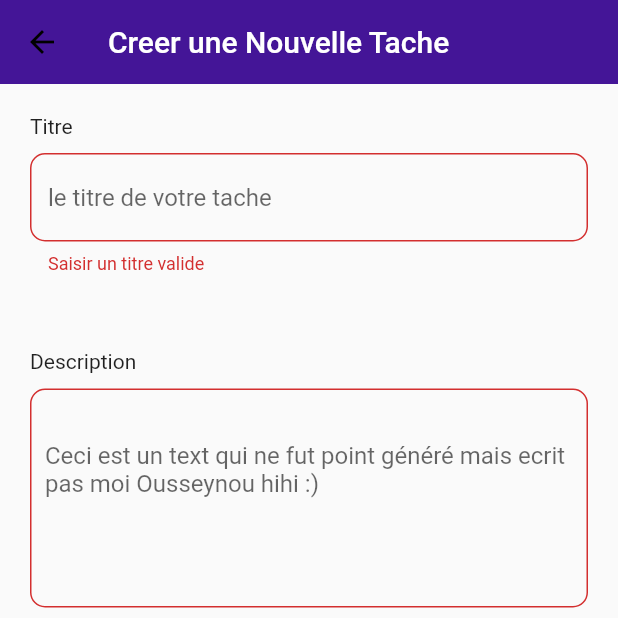
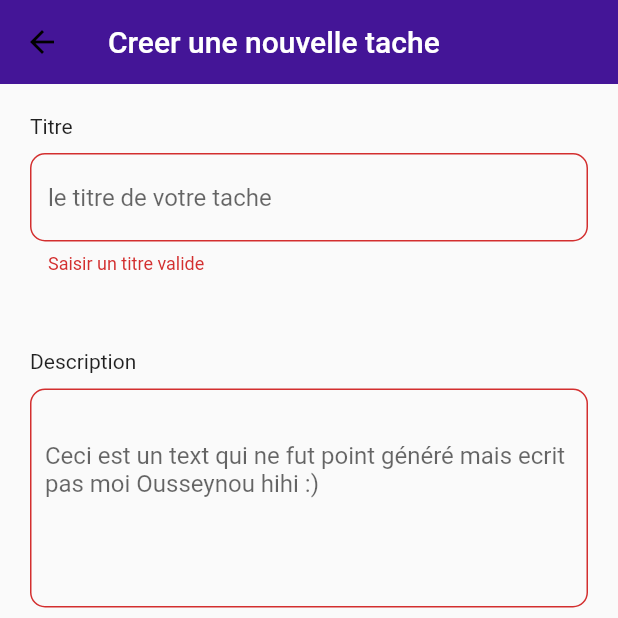
Before and after one commit to ousseynoukone/gestion_tache, a Flutter app: the screen it shows after launch, after a tap on "AJOUTER", on a phone screen of 412 x 824 dp, the top half of it. Run offline on Flutter 3.47's test engine with Material 2 defaults, Android fonts, the phone set to English and light mode, and no system bars; drawn by our look-alikes of date_field.

Commit message:
fix  on add.dart , check the solution on line 22

```diff
--- a/lib/interfaces/Default/add_task.dart
+++ b/lib/interfaces/Default/add_task.dart
@@ -18,6 +18,8 @@ class _AddTask extends State<AddTask> {
   DateTime date_echeance = DateTime.now();
 
   void _goBack() {
+    //pour que le task qui est dans global soit réinitialiser si on retourne a l'acceuil , autre il risque de conserver les donnés du precendent task et dés qu'on esssaye d'ajouter un task , c'est se task la qui va se charger
+    globals.task = null;
     Navigator.push(
         context, MaterialPageRoute(builder: (context) => const Accueil()));
   }
@@ -32,13 +34,29 @@ class _AddTask extends State<AddTask> {
     print(t);
   }
 
+  bool checkIfString(String value) {
+    final descriptionPattern = RegExp(r'^[a-zA-Z0-9\s.,_-]+$');
+    final numericPattern = RegExp(r'^[0-9]+$');
+    final specialCharPattern = RegExp(r'[!@#<>?":_`~;[\]\\|=+)(*&^%$£/{}]+');
+
+    if (numericPattern.hasMatch(description)) {
+      return false; // la description contient uniquement des chiffres
+    }
+
+    if (specialCharPattern.hasMatch(description)) {
+      return false; // la description contient des caractères spéciaux indésirables
+    }
+
+    return descriptionPattern.hasMatch(value);
+  }
+
   @override
   Widget build(BuildContext context) {
     return SafeArea(
         child: Scaffold(
       appBar: AppBar(
         title: globals.task == null
-            ? Text('Creer une Nouvelle Tache')
+            ? Text('Creer une nouvelle tache')
             : Text("Details de la Tache"),
         elevation: 0.0,
         backgroundColor: Theme.of(context).primaryColor,
@@ -75,7 +93,9 @@ class _AddTask extends State<AddTask> {
                       initialValue:
                           globals.task == null ? "" : globals.task?.title,
                       validator: (value) {
-                        if (value == null || value.isEmpty) {
+                        if (title == null ||
+                            title.isEmpty ||
+                            checkIfString(title) == false) {
                           return 'Saisir un titre valide';
                         }
                         return null;
@@ -115,7 +135,9 @@ class _AddTask extends State<AddTask> {
                         });
                       },
                       validator: (value) {
-                        if (value == null || value.isEmpty) {
+                        if (description == null ||
+                            description.isEmpty ||
+                            checkIfString(description) == false) {
                           return 'Saisir une description valide';
                         }
                         return null;
```
